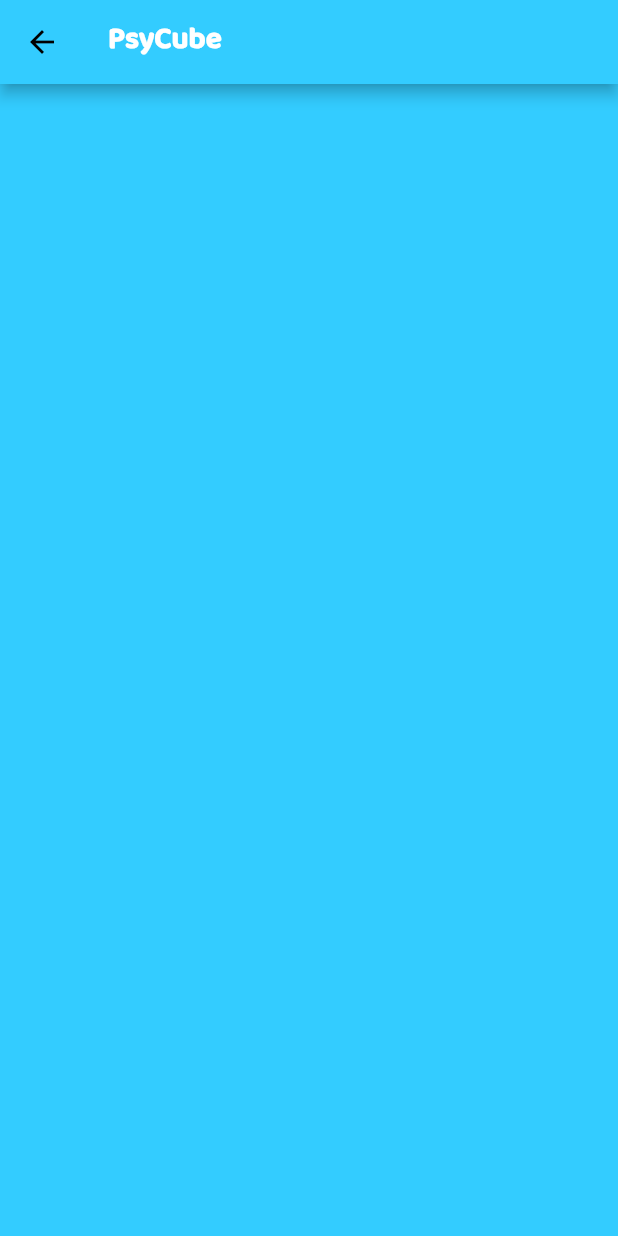
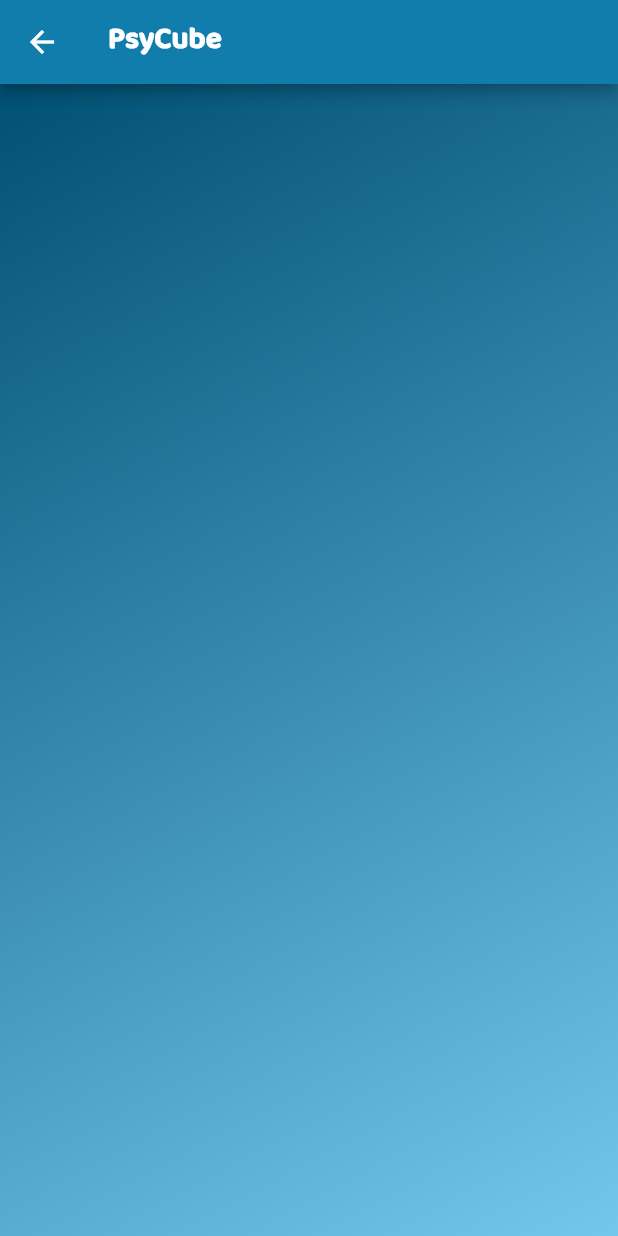
Before and after one commit to Leeds-Beckett-Therapy-Bot-Group/psycube-flutter-application, a Flutter app: the screen it shows after launch, after a tap on the "add" icon, on a phone screen of 412 x 824 dp. Run offline on Flutter 3.47's test engine with Material 2 defaults, Android fonts, the phone set to English and light mode, and no system bars; our stand-ins replace bubble, flutter_tts, percent_indicator, speech_to_text.

Commit message:
Added gradient backgrounds

```diff
--- a/lib/components/navigation_drawer.dart
+++ b/lib/components/navigation_drawer.dart
@@ -65,7 +65,10 @@ class NavDrawHeader extends StatelessWidget {
   Widget build(BuildContext context) {
     return DrawerHeader(
       decoration: BoxDecoration(
-        color: kPrimaryBlue,
+          gradient: LinearGradient(
+              begin: Alignment.topLeft,
+              end: Alignment.bottomRight,
+              colors: [Color(0xFF005073), Color(0xFF71c7ec)])
       ),
       child: Column(
           mainAxisAlignment: MainAxisAlignment.end,
@@ -74,14 +77,7 @@ class NavDrawHeader extends StatelessWidget {
             children: <Widget>[
           CircleAvatar(
             radius: 40,
-            child: Text(
-              'E',
-              style: TextStyle(
-                fontSize: 40,
-                fontWeight: FontWeight.bold,
-                color: kPrimaryBlue,
-              ),
-            ),
+            backgroundImage: AssetImage('images/avatar.png'),
           ),
         ]),
         SizedBox(
--- a/lib/screens/chat_page.dart
+++ b/lib/screens/chat_page.dart
@@ -90,6 +90,9 @@ class _ChatBotState extends State<ChatBot> {
           style: kHeaderText,
         ),
         backgroundColor: Color(0xFF107dac),
+        iconTheme: IconThemeData(
+          color: Colors.white,
+        ),
       ),
       body: Container(
         decoration: BoxDecoration(
--- a/lib/screens/home_page.dart
+++ b/lib/screens/home_page.dart
@@ -20,6 +20,9 @@ class _HomepageState extends State<Homepage> {
           style: kHeaderText,
         ),
         backgroundColor: Color(0xFF107dac),
+        iconTheme: IconThemeData(
+          color: Colors.white,
+        ),
       ),
       floatingActionButton: FloatingActionButton(
         onPressed: () {
--- a/lib/screens/newtask_page.dart
+++ b/lib/screens/newtask_page.dart
@@ -15,7 +15,18 @@ class _NewTaskState extends State<NewTask> {
         title: Text(
           'PsyCube',
           style: kHeaderText,
-        )
+        ),
+        iconTheme: IconThemeData(
+          color: Colors.white,
+        ),
+          backgroundColor: Color(0xFF107dac)
+      ),
+      body: Container(
+        decoration: BoxDecoration(
+            gradient: LinearGradient(
+                begin: Alignment.topLeft,
+                end: Alignment.bottomRight,
+                colors: [Color(0xFF005073), Color(0xFF71c7ec)])),
       ),
     );
   }
```
Also changed, not shown: lib/screens/profile_page.dart (+11 -0 lines), lib/screens/settings_page.dart (+11 -0 lines), images/avatar.png (added).
